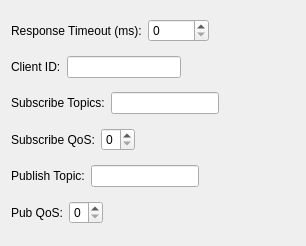
First picture: the form in src/Mqtt5ClientFilterConfigWidget.ui, repository commschamp/cc.mqtt5_client_filter.cc_tools_plugin, before the edit.
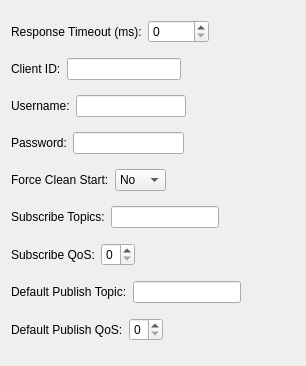
Second picture: the form after the edit.

```diff
--- a/src/Mqtt5ClientFilterConfigWidget.ui
+++ b/src/Mqtt5ClientFilterConfigWidget.ui
@@ -7,7 +7,7 @@
     <x>0</x>
     <y>0</y>
     <width>306</width>
-    <height>246</height>
+    <height>366</height>
    </rect>
   </property>
   <property name="windowTitle">
@@ -72,6 +72,105 @@
      </item>
     </layout>
    </item>
+   <item>
+    <layout class="QHBoxLayout" name="horizontalLayout_7">
+     <item>
+      <widget class="QLabel" name="m_usernameLabel">
+       <property name="text">
+        <string>Username:</string>
+       </property>
+      </widget>
+     </item>
+     <item>
+      <widget class="QLineEdit" name="m_usernameLineEdit"/>
+     </item>
+     <item>
+      <spacer name="horizontalSpacer_7">
+       <property name="orientation">
+        <enum>Qt::Horizontal</enum>
+       </property>
+       <property name="sizeHint" stdset="0">
+        <size>
+         <width>40</width>
+         <height>20</height>
+        </size>
+       </property>
+      </spacer>
+     </item>
+    </layout>
+   </item>
+   <item>
+    <layout class="QHBoxLayout" name="horizontalLayout_8">
+     <item>
+      <widget class="QLabel" name="m_usernameLabel_2">
+       <property name="text">
+        <string>Password:</string>
+       </property>
+      </widget>
+     </item>
+     <item>
+      <widget class="QLineEdit" name="m_passwordLineEdit">
+       <property name="echoMode">
+        <enum>QLineEdit::Password</enum>
+       </property>
+      </widget>
+     </item>
+     <item>
+      <spacer name="horizontalSpacer_8">
+       <property name="orientation">
+        <enum>Qt::Horizontal</enum>
+       </property>
+       <property name="sizeHint" stdset="0">
+        <size>
+         <width>40</width>
+         <height>20</height>
+        </size>
+       </property>
+      </spacer>
+     </item>
+    </layout>
+   </item>
+   <item>
+    <layout class="QHBoxLayout" name="horizontalLayout_9">
+     <item>
+      <widget class="QLabel" name="m_cleanStartLabel">
+       <property name="toolTip">
+        <string>Force clean start on every (re) connection</string>
+       </property>
+       <property name="text">
+        <string>Force Clean Start:</string>
+       </property>
+      </widget>
+     </item>
+     <item>
+      <widget class="QComboBox" name="m_cleanStartComboBox">
+       <item>
+        <property name="text">
+         <string>No</string>
+        </property>
+       </item>
+       <item>
+        <property name="text">
+         <string>Yes</string>
+        </property>
+       </item>
+      </widget>
+     </item>
+     <item>
+      <spacer name="horizontalSpacer_9">
+       <property name="orientation">
+        <enum>Qt::Horizontal</enum>
+       </property>
+       <property name="sizeHint" stdset="0">
+        <size>
+         <width>40</width>
+         <height>20</height>
+        </size>
+       </property>
+      </spacer>
+     </item>
+    </layout>
+   </item>
    <item>
     <layout class="QHBoxLayout" name="horizontalLayout_4">
      <item>
@@ -142,7 +241,7 @@
      <item>
       <widget class="QLabel" name="m_pubTopicLabel">
        <property name="text">
-        <string>Publish Topic:</string>
+        <string>Default Publish Topic:</string>
        </property>
       </widget>
      </item>
@@ -169,7 +268,7 @@
      <item>
       <widget class="QLabel" name="m_pubQosLabel">
        <property name="text">
-        <string>Pub QoS:</string>
+        <string>Default Publish QoS:</string>
        </property>
       </widget>
      </item>
```
